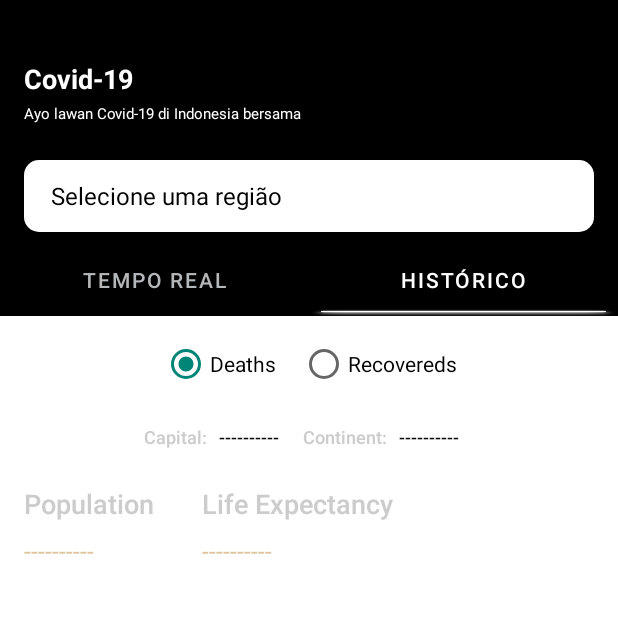
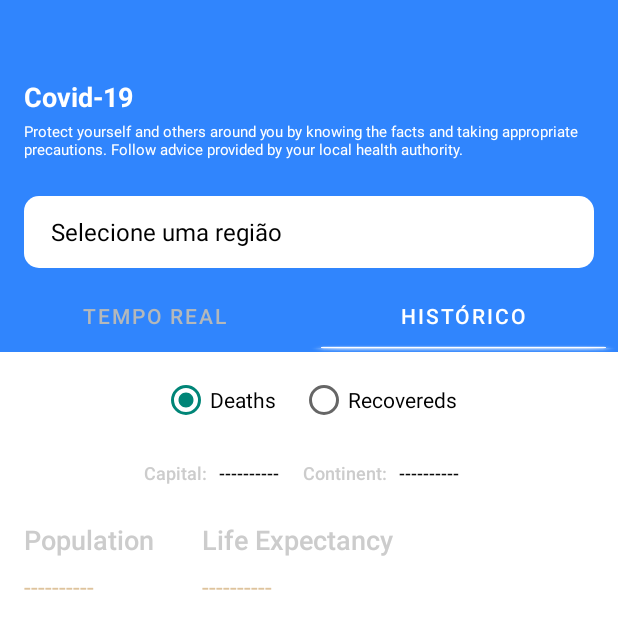
Before and after one commit to rodrigomatosc/Covid-Istec-Android, an Android app: the screen it shows after launch (MainActivity), tab 2 chosen, on a phone screen of 412 x 824 dp. Shown: the top 629 px of the screen. Run offline under Robolectric (Android 15) with nearby library versions, the phone set to English and light mode, and no system bars; plain views replace SearchableSpinner; Roboto replaces fonts that are not available here.

Commit message:
ajusts styles

```diff
--- a/app/src/main/res/layout/app_bar.xml
+++ b/app/src/main/res/layout/app_bar.xml
@@ -59,7 +59,7 @@
                 android:layout_marginStart="16dp"
                 android:layout_marginLeft="16dp"
                 android:layout_marginTop="4dp"
-                android:text="Ayo lawan Covid-19 di Indonesia bersama"
+                android:text="Protect yourself and others around you by knowing the facts and taking appropriate precautions. Follow advice provided by your local health authority."
                 android:textColor="@color/white"
                 android:textSize="10sp"
                 app:layout_constraintStart_toStartOf="parent"
--- a/app/src/main/res/values/colors.xml
+++ b/app/src/main/res/values/colors.xml
@@ -7,5 +7,5 @@
     <color name="teal_700">#FF018786</color>
     <color name="black">#FF000000</color>
     <color name="white">#FFFFFFFF</color>
-    <color name="azure">#000000</color>
+    <color name="azure">#3085FD</color>
 </resources>
```
Also changed, not shown: app/src/main/java/com/example/covid_19/fragments/History.java (+0 -10 lines).
